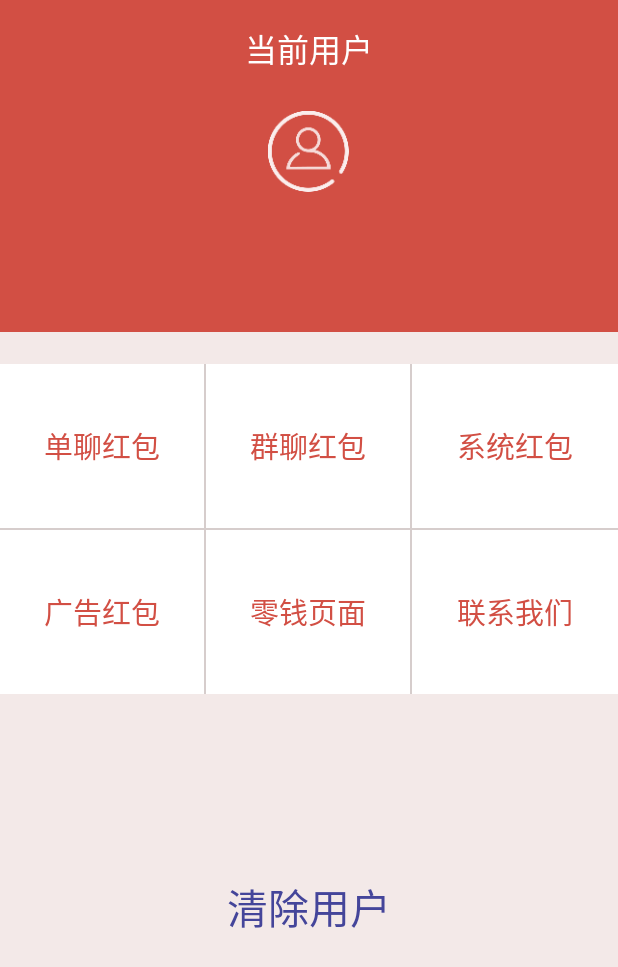
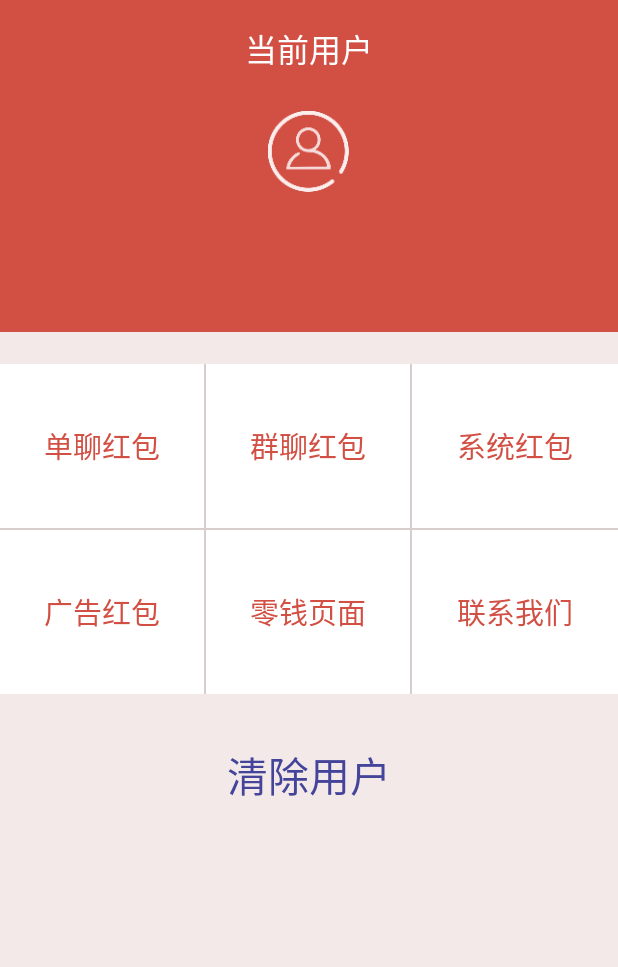
Before and after one commit to YunzhanghuOpen/AndroidRedPacketDemo, an Android app: the MainActivity screen opened directly, with no data from a screen before it, on a phone screen of 412 x 824 dp. Shown: the top 967 px of the screen. Run offline under Robolectric (Android 15) with nearby library versions, the light colour scheme and no system bars; libraries missing offline, so code that uses them is left out: com.yunzhanghu.redpacketui; pictures from the network do not load; 1 statement that could not run was skipped.

Commit message:
update clear button

```diff
--- a/RedPacketDemo/app/src/main/res/layout/activity_main.xml
+++ b/RedPacketDemo/app/src/main/res/layout/activity_main.xml
@@ -54,7 +54,7 @@
         android:id="@+id/btn_clear_user_cache"
         android:layout_width="match_parent"
         android:layout_height="48dp"
-        android:layout_marginTop="118dp"
+        android:layout_marginTop="30dp"
         android:enabled="true"
         android:gravity="center"
         android:text="@string/clear_cache"
```
